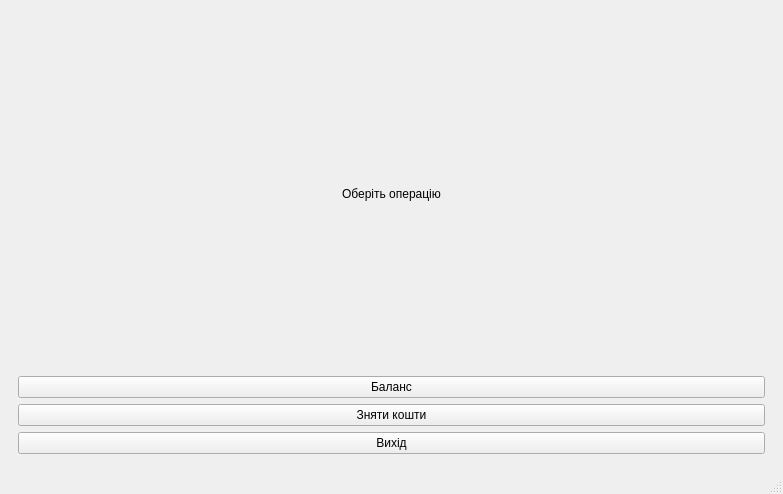
First picture: the form in mainwindow.ui, repository IvanAntonchuk/OOP-ATMsimulator, before the edit.
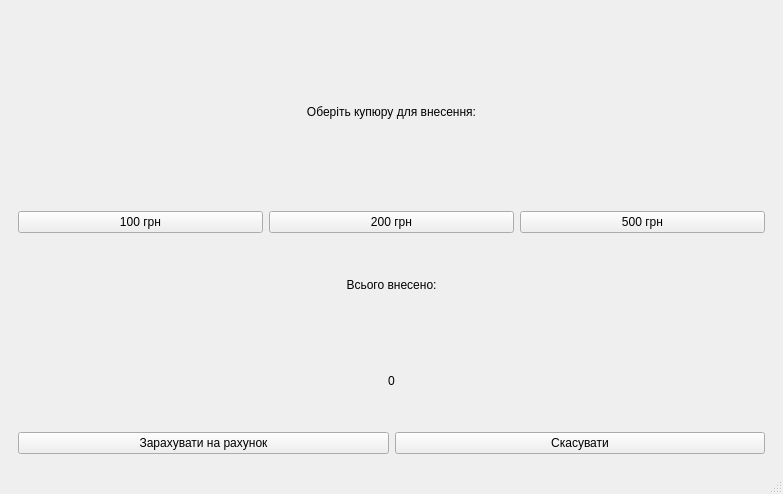
Second picture: the form after the edit. The open tabs and pages were chosen to show the change.

Commit message: Implemented Deposit functionality

```diff
--- a/mainwindow.ui
+++ b/mainwindow.ui
@@ -366,6 +366,87 @@
         </item>
        </layout>
       </widget>
+      <widget class="QWidget" name="page_deposit">
+       <layout class="QVBoxLayout" name="verticalLayout_10">
+        <item>
+         <widget class="QLabel" name="label_4">
+          <property name="text">
+           <string>Оберіть купюру для внесення:</string>
+          </property>
+          <property name="alignment">
+           <set>Qt::AlignmentFlag::AlignCenter</set>
+          </property>
+         </widget>
+        </item>
+        <item>
+         <layout class="QHBoxLayout" name="horizontalLayout_3">
+          <item>
+           <widget class="QPushButton" name="btnDep100">
+            <property name="text">
+             <string>100 грн</string>
+            </property>
+           </widget>
+          </item>
+          <item>
+           <widget class="QPushButton" name="btnDep200">
+            <property name="text">
+             <string>200 грн</string>
+            </property>
+           </widget>
+          </item>
+          <item>
+           <widget class="QPushButton" name="btnDep500">
+            <property name="text">
+             <string>500 грн</string>
+            </property>
+           </widget>
+          </item>
+         </layout>
+        </item>
+        <item>
+         <layout class="QVBoxLayout" name="verticalLayout_9">
+          <item>
+           <widget class="QLabel" name="label_5">
+            <property name="text">
+             <string>Всього внесено:</string>
+            </property>
+            <property name="alignment">
+             <set>Qt::AlignmentFlag::AlignCenter</set>
+            </property>
+           </widget>
+          </item>
+          <item>
+           <widget class="QLabel" name="lblDepositAmount">
+            <property name="text">
+             <string>0</string>
+            </property>
+            <property name="alignment">
+             <set>Qt::AlignmentFlag::AlignCenter</set>
+            </property>
+           </widget>
+          </item>
+         </layout>
+        </item>
+        <item>
+         <layout class="QHBoxLayout" name="horizontalLayout_4">
+          <item>
+           <widget class="QPushButton" name="btnDepositConfirm">
+            <property name="text">
+             <string>Зарахувати на рахунок</string>
+            </property>
+           </widget>
+          </item>
+          <item>
+           <widget class="QPushButton" name="btnDepositBack">
+            <property name="text">
+             <string>Скасувати</string>
+            </property>
+           </widget>
+          </item>
+         </layout>
+        </item>
+       </layout>
+      </widget>
      </widget>
     </item>
    </layout>
```
Left out of the diff: 9 changed lines with no effect on the pictures. The commit also changes 4 other files.
